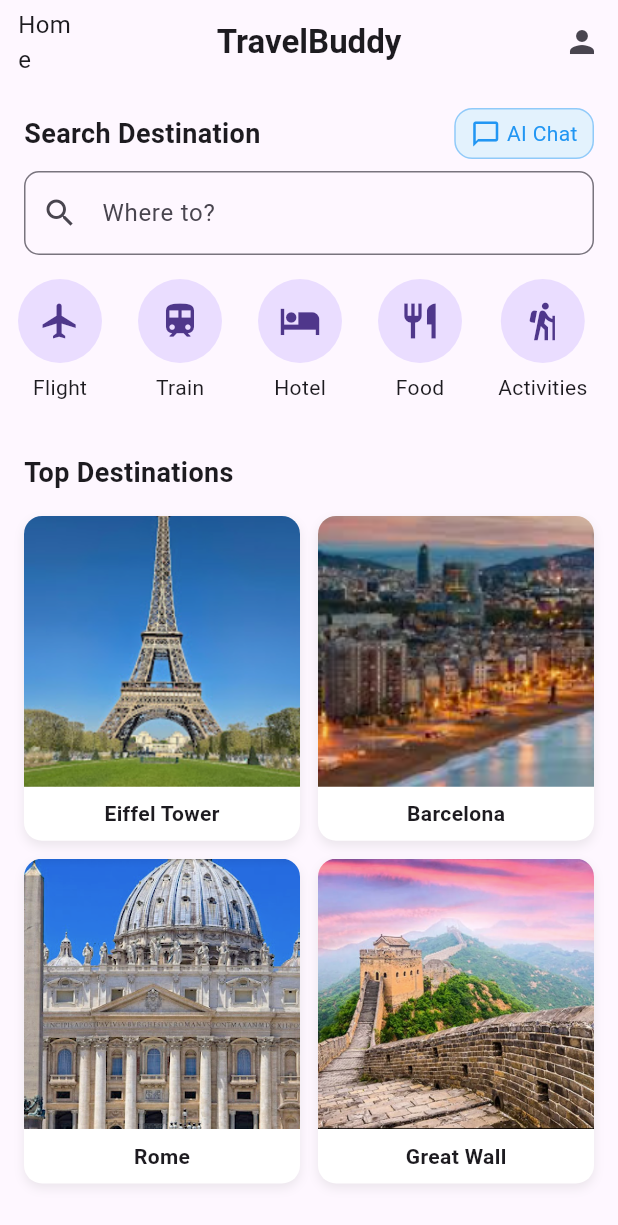
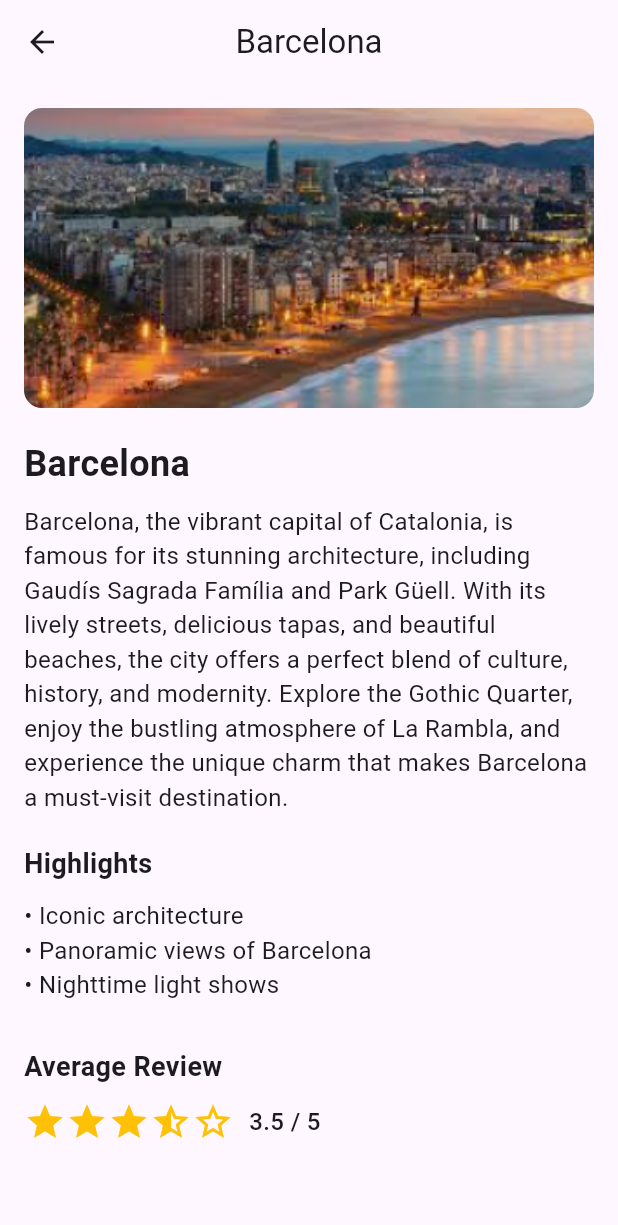
Before and after one commit to Hasan7e/TravelBuddy, a Flutter app: the screen it shows after launch, after a tap on "Barcelona", on a phone screen of 412 x 824 dp. Shown: the top 1225 px of the screen. Run offline on Flutter 3.47's test engine with Material 3 defaults, Android fonts, the phone set to English and light mode, and no system bars.

Commit message:
Featured destination barcelona details added

```diff
--- a/lib/main.dart
+++ b/lib/main.dart
@@ -1,4 +1,5 @@
 import 'package:flutter/material.dart';
+import 'package:travelbuddy/pages/barcelona_page.dart';
 import 'package:travelbuddy/pages/chatbot_page.dart';
 import 'package:travelbuddy/pages/eiffel_tower.dart';
 
@@ -20,6 +21,9 @@ class TravelBuddyApp extends StatelessWidget {
         '/chatbot':
             (context) => const ChatBotPage(), //routes to the AI chatbot Page
         '/eiffel': (context) => const EiffelTowerPage(), //route to Eiffel Tower
+
+        '/barcelona':
+            (context) => const BarcelonaPage(), //route to Barcelona Page
       },
     );
   }
@@ -193,6 +197,9 @@ Widget _buildFeaturedPlaces(BuildContext context) {
             String placeName = places[index]['name']!;
             if (placeName == 'Eiffel Tower') {
               Navigator.pushNamed(context, '/eiffel');
+            } else if (placeName == 'Barcelona') {
+              // code for Barcelona page
+              Navigator.pushNamed(context, '/barcelona');
             }
           },
           child: Container(
--- /dev/null
+++ b/lib/pages/barcelona_page.dart
@@ -0,0 +1,95 @@
+import 'package:flutter/material.dart';
+
+class BarcelonaPage extends StatelessWidget {
+  const BarcelonaPage({super.key});
+
+  @override
+  Widget build(BuildContext context) {
+    return Scaffold(
+      appBar: AppBar(title: const Text('Barcelona'), centerTitle: true),
+      body: SingleChildScrollView(
+        padding: const EdgeInsets.all(16.0),
+        child: Column(
+          crossAxisAlignment: CrossAxisAlignment.start,
+          children: [
+            // Eiffel Tower Image
+            ClipRRect(
+              borderRadius: BorderRadius.circular(12),
+              child: Image.asset(
+                'assets/images/barcelona.png',
+                width: double.infinity,
+                height: 200,
+                fit: BoxFit.cover,
+              ),
+            ),
+            const SizedBox(height: 20),
+
+            // Title
+            const Text(
+              'Barcelona',
+              style: TextStyle(fontSize: 24, fontWeight: FontWeight.bold),
+            ),
+            const SizedBox(height: 10),
+
+            // Description
+            const Text(
+              'Barcelona, the vibrant capital of Catalonia, is famous for its stunning architecture, including Gaudís Sagrada Família and Park Güell. With its lively streets, delicious tapas, and beautiful beaches, the city offers a perfect blend of culture, history, and modernity. Explore the Gothic Quarter, enjoy the bustling atmosphere of La Rambla, and experience the unique charm that makes Barcelona a must-visit destination.',
+              style: TextStyle(fontSize: 16),
+            ),
+            const SizedBox(height: 20),
+
+            // Features
+            const Text(
+              'Highlights',
+              style: TextStyle(fontSize: 18, fontWeight: FontWeight.w600),
+            ),
+            const SizedBox(height: 10),
+            const BulletPoint(text: 'Iconic architecture'),
+            const BulletPoint(text: 'Panoramic views of Barcelona'),
+            const BulletPoint(text: 'Nighttime light shows'),
+            const SizedBox(height: 30),
+
+            // ⭐️ Review Section
+            const Text(
+              'Average Review',
+              style: TextStyle(fontSize: 18, fontWeight: FontWeight.w600),
+            ),
+            const SizedBox(height: 10),
+            Row(
+              children: const [
+                Icon(Icons.star, color: Colors.amber, size: 28),
+                Icon(Icons.star, color: Colors.amber, size: 28),
+                Icon(Icons.star, color: Colors.amber, size: 28),
+                Icon(Icons.star_half, color: Colors.amber, size: 28),
+                Icon(Icons.star_border, color: Colors.amber, size: 28),
+                SizedBox(width: 10),
+                Text(
+                  "3.5 / 5",
+                  style: TextStyle(fontSize: 16, fontWeight: FontWeight.w500),
+                ),
+              ],
+            ),
+            const SizedBox(height: 40),
+          ],
+        ),
+      ),
+    );
+  }
+}
+
+// 🔸 Helper widget for bullet points
+class BulletPoint extends StatelessWidget {
+  final String text;
+  const BulletPoint({required this.text});
+
+  @override
+  Widget build(BuildContext context) {
+    return Row(
+      crossAxisAlignment: CrossAxisAlignment.start,
+      children: [
+        const Text("• ", style: TextStyle(fontSize: 16)),
+        Expanded(child: Text(text, style: const TextStyle(fontSize: 16))),
+      ],
+    );
+  }
+}
```
